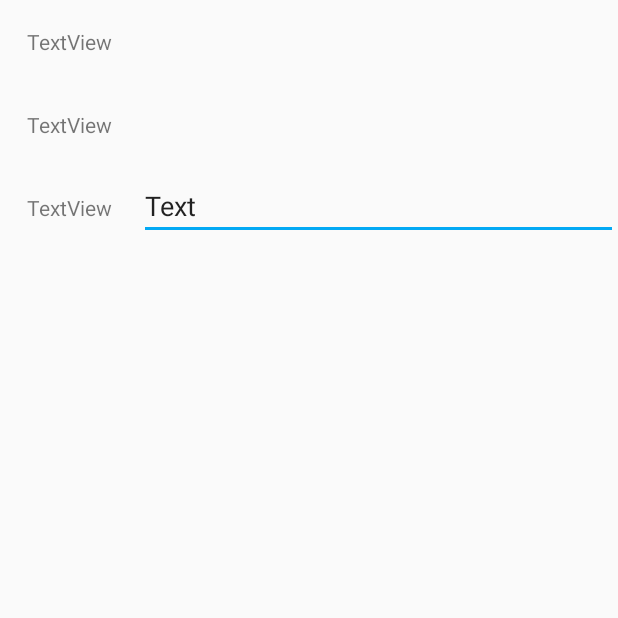
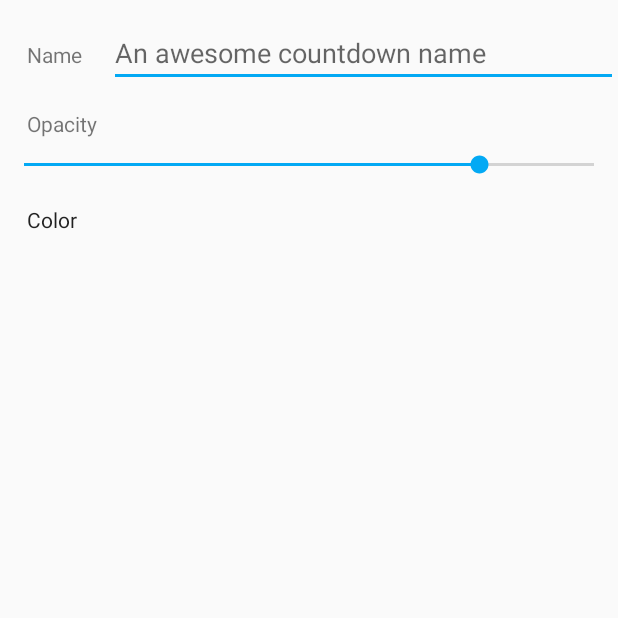
Before and after one commit to Baranyok/countdown-android, an Android app: the fragment CreateCountdownFragment shown on its own in the app's theme, on a phone screen of 412 x 824 dp, the top half of it. Run offline under Robolectric (Android 15) with nearby library versions, the phone set to English and light mode, and no system bars; libraries missing offline, so code that uses them is left out: com.thebluealliance.spectrum.

Commit message:
Add color picker to CreateCountdownFragment

```diff
--- a/app/build.gradle
+++ b/app/build.gradle
@@ -28,6 +28,12 @@ android {
 
 }
 
+repositories {
+    maven {
+        url "http://github.com/wada811/Android-Material-Design-Colors/raw/master/repository/"
+    }
+}
+
 dependencies {
     implementation fileTree(dir: 'libs', include: ['*.jar'])
 
@@ -44,4 +50,9 @@ dependencies {
     androidTestImplementation 'androidx.test.espresso:espresso-core:3.3.0'
 
     implementation "androidx.cardview:cardview:1.0.0"
+    implementation "androidx.room:room-runtime:2.2.5"
+
+    // cutom license section
+    implementation 'com.thebluealliance:spectrum:0.7.1'
+    implementation 'com.wada811:android-material-design-colors:3.0.0'
 }
--- a/app/src/main/java/com/kalazi/countdown/ui/countdowns/CreateCountdownFragment.java
+++ b/app/src/main/java/com/kalazi/countdown/ui/countdowns/CreateCountdownFragment.java
@@ -5,6 +5,8 @@ import android.os.Bundle;
 import android.view.*;
 import android.view.inputmethod.InputMethodManager;
 import android.widget.EditText;
+import android.widget.Toast;
+import androidx.annotation.ColorInt;
 import androidx.annotation.NonNull;
 import androidx.annotation.Nullable;
 import androidx.fragment.app.Fragment;
@@ -12,6 +14,7 @@ import androidx.lifecycle.ViewModelProvider;
 import androidx.navigation.NavController;
 import androidx.navigation.fragment.NavHostFragment;
 import com.kalazi.countdown.R;
+import com.thebluealliance.spectrum.SpectrumDialog;
 
 public class CreateCountdownFragment extends Fragment {
 
@@ -40,8 +43,15 @@ public class CreateCountdownFragment extends Fragment {
         return inflater.inflate(R.layout.fragment_create_countdown, container, false);
     }
 
+    @Override
+    public void onViewCreated(@NonNull View view, @Nullable Bundle savedInstanceState) {
+        super.onViewCreated(view, savedInstanceState);
+
+        requireView().findViewById(R.id.cc_button_color).setOnClickListener(this::pickColor);
+    }
+
     private String createCountdownObject() {
-        EditText text = requireView().findViewById(R.id.editField);
+        EditText text = requireView().findViewById(R.id.cc_form_name);
         return text.getText().toString();
     }
 
@@ -56,4 +66,22 @@ public class CreateCountdownFragment extends Fragment {
         navController.popBackStack();
         return true;
     }
+
+    private void pickColor(View view) {
+        new SpectrumDialog.Builder(getContext())
+                .setColors(R.array.colors_pick)
+                .setSelectedColorRes(R.color.md_blue_500)
+                .setDismissOnColorSelected(true)
+                .setOutlineWidth(0)
+                .setOnColorSelectedListener(new SpectrumDialog.OnColorSelectedListener() {
+                    @Override
+                    public void onColorSelected(boolean positiveResult, @ColorInt int color) {
+                        if (positiveResult) {
+                            Toast.makeText(getContext(), "Color selected: #" + Integer.toHexString(color).toUpperCase(), Toast.LENGTH_SHORT).show();
+                        } else {
+                            Toast.makeText(getContext(), "Dialog cancelled", Toast.LENGTH_SHORT).show();
+                        }
+                    }
+                }).build().show(getParentFragmentManager(), "dialog_demo_1");
+    }
 }
--- a/app/src/main/res/layout/fragment_create_countdown.xml
+++ b/app/src/main/res/layout/fragment_create_countdown.xml
@@ -4,39 +4,62 @@
               android:layout_width="match_parent"
               android:layout_height="wrap_content"
               android:orientation="vertical"
+              android:paddingTop="4pt"
               tools:context=".ui.countdowns.CreateCountdownFragment">
-    <TextView
-            android:text="TextView"
-            android:layout_width="wrap_content"
-            android:layout_height="wrap_content"
-            android:id="@+id/textView3"
-            android:padding="8pt"/>
-    <TextView
-            android:text="TextView"
-            android:layout_width="wrap_content"
-            android:layout_height="wrap_content"
-            android:id="@+id/textView4"
-            android:padding="8pt"/>
+
     <LinearLayout
             android:orientation="horizontal"
             android:layout_width="match_parent"
-            android:layout_height="match_parent"
-            android:layout_weight="1">
+            android:layout_height="wrap_content">
         <TextView
-                android:text="TextView"
+                android:text="@string/frag_cc_label_name"
                 android:layout_width="wrap_content"
                 android:layout_height="wrap_content"
-                android:id="@+id/textView5"
-                android:padding="8pt"
-                android:layout_gravity="top"/>
+                android:id="@+id/cc_label_name"
+                android:padding="8pt"/>
         <EditText
                 android:layout_width="match_parent"
                 android:layout_height="wrap_content"
                 android:inputType="textPersonName"
-                android:text="Text"
+                android:hint="@string/frag_cc_hint_name"
                 android:ems="10"
-                android:id="@+id/editField"/>
+                android:id="@+id/cc_form_name"
+                android:importantForAutofill="no"/>
     </LinearLayout>
 
+    <LinearLayout
+            android:orientation="vertical"
+            android:layout_width="match_parent"
+            android:layout_height="wrap_content">
+        <TextView
+                android:text="@string/frag_cc_label_opacity"
+                android:layout_width="wrap_content"
+                android:layout_height="wrap_content"
+                android:id="@+id/cc_label_opacity"
+                android:paddingVertical="4pt"
+                android:paddingHorizontal="8pt"/>
+        <SeekBar
+                android:layout_width="match_parent"
+                android:layout_height="wrap_content"
+                android:progress="80"
+                android:id="@+id/cc_form_opacity"/>
+    </LinearLayout>
+
+    <LinearLayout
+            android:orientation="horizontal"
+            android:layout_width="match_parent"
+            android:layout_height="wrap_content">
+        <Button
+                android:text="@string/frag_cc_label_color"
+                android:layout_width="match_parent"
+                android:layout_height="wrap_content"
+                style="?android:attr/buttonBarButtonStyle"
+                android:textAlignment="textStart"
+                android:padding="8pt"
+                android:paddingVertical="12pt"
+                android:textAllCaps="false"
+                android:textAppearance="@android:style/TextAppearance.Material"
+                android:id="@+id/cc_button_color"/>
+    </LinearLayout>
 
 </LinearLayout>
--- a/app/src/main/res/navigation/mobile_navigation.xml
+++ b/app/src/main/res/navigation/mobile_navigation.xml
@@ -52,10 +52,7 @@
 
     <fragment android:id="@+id/nav_create_countdown"
               android:name="com.kalazi.countdown.ui.countdowns.CreateCountdownFragment"
-              android:label="@string/frag_create_countdown"
+              android:label="@string/frag_cc"
               tools:layout="@layout/fragment_create_countdown">
-
-        <action android:id="@+id/action_create_countdown_submit"
-                app:destination="@id/nav_countdowns"/>
     </fragment>
 </navigation>
--- a/app/src/main/res/values/colors.xml
+++ b/app/src/main/res/values/colors.xml
@@ -7,4 +7,27 @@
     <color name="colorAccent">#03A9F4</color>
 
     <color name="lightgray">#DCDCDC</color>
+
+    <array name="colors_pick">
+        <item>@color/md_red_500</item>
+        <item>@color/md_pink_500</item>
+        <item>@color/md_purple_500</item>
+        <item>@color/md_deep_purple_500</item>
+        <item>@color/md_indigo_500</item>
+        <item>@color/md_blue_500</item>
+        <item>@color/md_light_blue_500</item>
+        <item>@color/md_cyan_500</item>
+        <item>@color/md_teal_500</item>
+        <item>@color/md_green_500</item>
+        <item>@color/md_light_green_500</item>
+        <item>@color/md_lime_500</item>
+        <item>@color/md_yellow_500</item>
+        <item>@color/md_amber_500</item>
+        <item>@color/md_orange_500</item>
+        <item>@color/md_deep_orange_500</item>
+        <item>@color/md_brown_500</item>
+        <item>@color/md_grey_500</item>
+        <item>@color/md_blue_grey_500</item>
+        <item>@color/md_white</item>
+    </array>
 </resources>
--- a/app/src/main/res/values/strings.xml
+++ b/app/src/main/res/values/strings.xml
@@ -31,7 +31,11 @@
     <string name="frag_countdowns_none">No countdowns exist yet…</string>
 
     <!-- Fragments - Create countdown -->
-    <string name="frag_create_countdown">Create countdown</string>
+    <string name="frag_cc">Create countdown</string>
+    <string name="frag_cc_label_name">Name</string>
+    <string name="frag_cc_hint_name">An awesome countdown name</string>
+    <string name="frag_cc_label_opacity">Opacity</string>
+    <string name="frag_cc_label_color">Color</string>
 
     <!-- Preference titles -->
     <string name="settings_header_environment">Environment</string>
--- a/app/src/main/res/values/styles.xml
+++ b/app/src/main/res/values/styles.xml
@@ -8,6 +8,7 @@
         <item name="colorAccent">@color/colorAccent</item>
         <item name="navItemBackground">@color/lightgray</item>
         <item name="navHeaderTextColor">@color/colorAccent</item>
+        <item name="android:windowContentOverlay">@null</item>
     </style>
 
     <style name="AppThemeDark" parent="Theme.AppCompat">
@@ -16,6 +17,7 @@
         <item name="colorAccent">@color/colorAccent</item>
         <item name="navItemBackground">@color/dark_colorPrimary</item>
         <item name="navHeaderTextColor">@color/colorAccent</item>
+        <item name="android:windowContentOverlay">@null</item>
     </style>
 
     <style name="AppTheme.NoActionBar">
```
